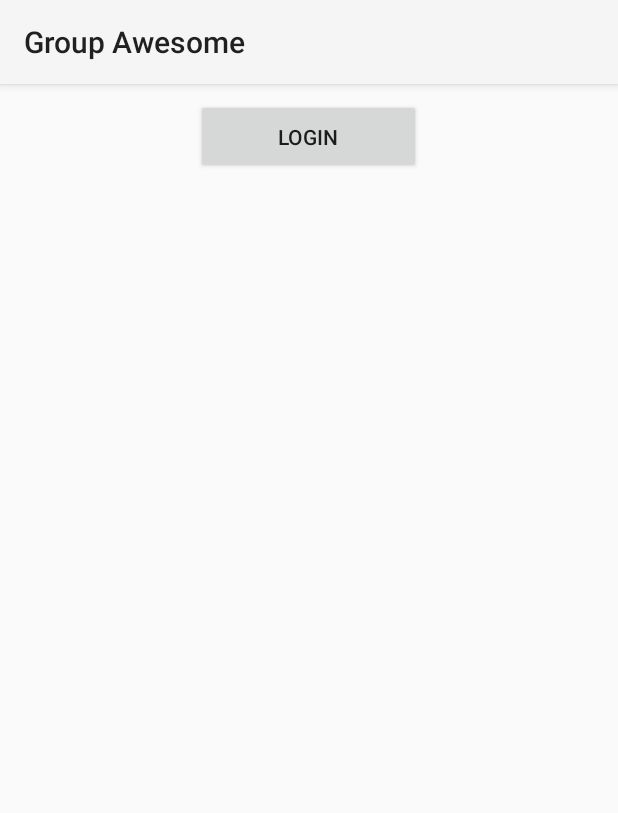
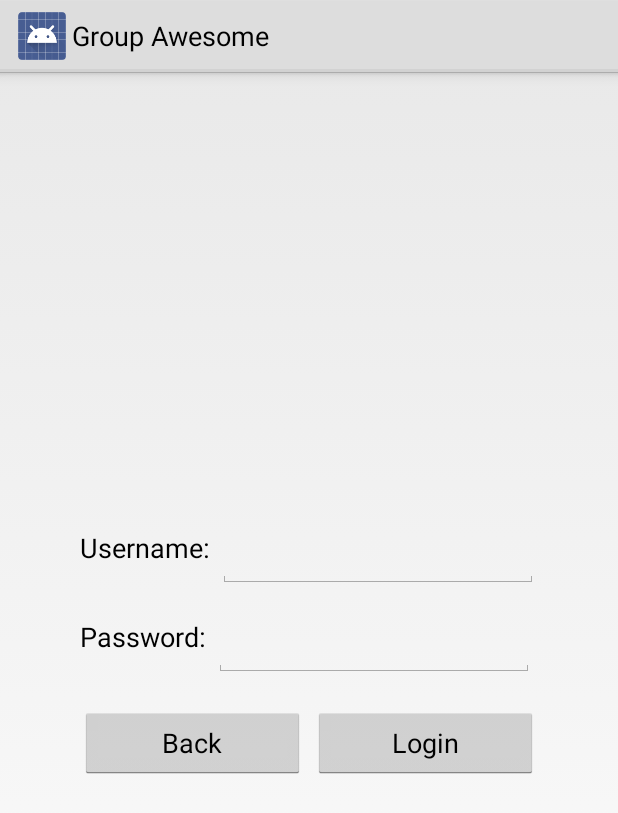
Before and after one commit to doctorgaby/SE-M-Project-2015, an Android app: the layout login_display.xml on its own in the app's theme, with its tools: preview values and no code run, on a phone screen of 412 x 824 dp. Shown: the top 813 px of the screen. Run offline under Robolectric (Android 15) with nearby library versions, the phone set to English and light mode, and no system bars.

Commit message:
Did a shell for the login and the register options in the program.

```diff
--- a/Application/app/build.gradle
+++ b/Application/app/build.gradle
@@ -2,11 +2,11 @@ apply plugin: 'com.android.application'
 
 android {
     compileSdkVersion 21
-    buildToolsVersion "21.1.2"
+    buildToolsVersion '19.1.0'
 
     defaultConfig {
         applicationId "group8.com.application"
-        minSdkVersion 21
+        minSdkVersion 18
         targetSdkVersion 21
         versionCode 1
         versionName "1.0"
--- a/Application/app/src/main/AndroidManifest.xml
+++ b/Application/app/src/main/AndroidManifest.xml
@@ -1,6 +1,6 @@
 <?xml version="1.0" encoding="utf-8"?>
 <manifest xmlns:android="http://schemas.android.com/apk/res/android"
-    package="group8.com.application" >
+    package="group8.com.application">
 
     <uses-permission android:name="android.permission.INTERNET" />
 
@@ -8,34 +8,33 @@
         android:allowBackup="true"
         android:icon="@drawable/ic_launcher"
         android:label="@string/app_name"
-        android:theme="@style/AppTheme" >
+        android:theme="@style/AppTheme">
         <activity
             android:name=".UI.MainView"
-            android:label="@string/app_name" >
-        </activity>
+            android:label="@string/app_name"></activity>
 
         <activity
             android:name=".UI.ResultsView"
-            android:label="@string/points_grapher">
-        </activity>
+            android:label="@string/points_grapher"></activity>
 
         <activity
             android:name=".UI.Graphs.SpeedGraph"
-            android:label="Speed Graph">
-        </activity>
+            android:label="Speed Graph"></activity>
 
         <activity
-        android:name=".UI.Graphs.FuelConsumptionGraph"
-        android:label="Fuel Consumption">
-        </activity>
+            android:name=".UI.Graphs.FuelConsumptionGraph"
+            android:label="Fuel Consumption"></activity>
 
         <activity
             android:name=".UI.Graphs.DriverDistractionGraph"
-            android:label="Driver Distraction">
-        </activity>
+            android:label="Driver Distraction"></activity>
 
         <activity
-            android:name=".UI.LoginView"
+            android:name=".UI.Login.LoginView"
+            android:label="Welcome"></activity>
+
+        <activity
+            android:name=".UI.Login.IntroView"
             android:label="Welcome">
             <intent-filter>
                 <action android:name="android.intent.action.MAIN" />
@@ -44,6 +43,10 @@
             </intent-filter>
         </activity>
 
+        <activity
+            android:name=".UI.Login.RegisterView"
+            android:label="Welcome"></activity>
+
     </application>
 
 </manifest>
--- a/Application/app/src/main/java/group8/com/application/Application/DBHandler.java
+++ b/Application/app/src/main/java/group8/com/application/Application/DBHandler.java
@@ -5,15 +5,14 @@ import java.sql.DriverManager;
 import java.sql.PreparedStatement;
 import java.sql.ResultSet;
 import java.sql.SQLException;
-import java.sql.Statement;
 
 
 public abstract class DBHandler {
     //The important information about the database to make the connection.
     private final static String JDBC_DRIVER = "com.mysql.jdbc.Driver";
-    private final static String DB_USERNAME = "sql457184";
-    private final static String DB_URL = "jdbc:mysql://sql4.freesqldatabase.com/" + DB_USERNAME;
-    private final static String DB_PASSWORD = "kV1%xI3*";
+    private final static String DB_USERNAME = "sql370476";
+    private final static String DB_URL = "jdbc:mysql://sql3.freesqldatabase.com/" + DB_USERNAME;
+    private final static String DB_PASSWORD = "sX8*nC3%";
     //The connection is used to do querys, updates and connections to the DB.
     private static Connection connection = null;
 
--- /dev/null
+++ b/Application/app/src/main/java/group8/com/application/UI/Login/LoginView.java
@@ -0,0 +1,40 @@
+package group8.com.application.UI.Login;
+
+import android.app.Activity;
+import android.content.Intent;
+import android.os.Bundle;
+import android.view.View;
+import android.widget.Button;
+import android.widget.EditText;
+
+import group8.com.application.R;
+
+public class LoginView extends Activity {
+    Button loginBtn;
+    Button backBtn;
+    EditText username;
+    EditText password;
+
+    @Override
+    protected void onCreate(Bundle savedInstanceState) {
+        super.onCreate(savedInstanceState);
+        setContentView(R.layout.login_display);
+        loginBtn = (Button) findViewById(R.id.loginViewLoginButton);
+        backBtn = (Button) findViewById(R.id.loginViewBackButton);
+        username = (EditText) findViewById(R.id.loginViewusernameTxt);
+        password = (EditText) findViewById(R.id.loginViewPasswordTxt);
+        loginBtn.setOnClickListener(new View.OnClickListener() {
+            @Override
+            public void onClick(View v) {
+                //DoLogin
+            }
+        });
+        backBtn.setOnClickListener(new View.OnClickListener() {
+            @Override
+            public void onClick(View v) {
+                Intent intent = new Intent(v.getContext(), IntroView.class);
+                startActivityForResult(intent, 0);
+            }
+        });
+    }
+}
--- a/Application/app/src/main/java/group8/com/application/UI/LoginView.java
+++ /dev/null
@@ -1,34 +0,0 @@
-package group8.com.application.UI;
-
-import android.app.Activity;
-import android.content.Intent;
-import android.os.Bundle;
-import android.view.View;
-import android.widget.Button;
-
-import group8.com.application.R;
-
-/**
- * Created by enriquecordero on 27/03/15.
- */
-public class LoginView extends Activity {
-    Button loginBtn;
-
-    @Override
-    protected void onCreate(Bundle savedInstanceState) {
-        super.onCreate(savedInstanceState);
-        setContentView(R.layout.login_display);
-
-        loginBtn = (Button) findViewById(R.id.loginDisplay_loginButton);
-
-
-        loginBtn.setOnClickListener (new View.OnClickListener() {
-            @Override
-            public void onClick(View v) {
-                Intent intent = new Intent(v.getContext(), MainView.class);
-                startActivityForResult(intent, 0);
-            }
-        });
-
-    }
-}
--- a/Application/app/src/main/res/layout/login_display.xml
+++ b/Application/app/src/main/res/layout/login_display.xml
@@ -1,16 +1,84 @@
 <?xml version="1.0" encoding="utf-8"?>
-<LinearLayout xmlns:android="http://schemas.android.com/apk/res/android"
-    android:orientation="vertical" android:layout_width="match_parent"
-    android:layout_height="match_parent"
-    android:id="@+id/linearLayoutLogin">
+<RelativeLayout xmlns:android="http://schemas.android.com/apk/res/android"
+    android:layout_width="match_parent"
+    android:layout_height="match_parent">
 
+    <LinearLayout
+        android:layout_width="wrap_content"
+        android:layout_height="wrap_content"
+        android:orientation="vertical"
+        android:layout_centerInParent="true"
+        android:id="@+id/linearLayout">
 
-    <Button
-        android:layout_width="150dp"
-        android:layout_height="50dp"
-        android:id="@+id/loginDisplay_loginButton"
-        android:layout_gravity="center_horizontal"
-        android:text="Login"
-        android:layout_marginTop="10dp"/>
+        <RelativeLayout
+            android:layout_width="wrap_content"
+            android:layout_height="wrap_content"
+            android:orientation="vertical"
+            android:gravity="center"
+            android:id="@+id/RL_LoginDisplay">
 
-</LinearLayout>
+            <TextView
+                android:layout_width="wrap_content"
+                android:layout_height="wrap_content"
+                android:textAppearance="?android:attr/textAppearanceMedium"
+                android:text="Username:"
+                android:id="@+id/loginViewUsernameLbl" />
+
+            <EditText
+                android:layout_width="wrap_content"
+                android:layout_height="wrap_content"
+                android:inputType="textEmailAddress"
+                android:ems="10"
+                android:id="@+id/loginViewusernameTxt"
+                android:layout_toRightOf="@+id/loginViewUsernameLbl"
+                android:layout_marginLeft="5dp"
+                android:layout_weight="1" />
+        </RelativeLayout>
+
+        <RelativeLayout
+            android:layout_width="wrap_content"
+            android:layout_height="wrap_content"
+            android:layout_marginTop="20dp">
+
+            <TextView
+                android:layout_width="wrap_content"
+                android:layout_height="wrap_content"
+                android:textAppearance="?android:attr/textAppearanceMedium"
+                android:text="Password:"
+                android:id="@+id/loginViewPasswordLbl"
+                android:layout_gravity="center_vertical" />
+
+            <EditText
+                android:layout_width="wrap_content"
+                android:layout_height="wrap_content"
+                android:inputType="numberPassword"
+                android:ems="10"
+                android:id="@+id/loginViewPasswordTxt"
+                android:layout_gravity="center_vertical"
+                android:layout_toRightOf="@+id/loginViewPasswordLbl"
+                android:layout_marginLeft="5dp"
+                android:layout_weight="1" />
+        </RelativeLayout>
+
+        <RelativeLayout
+            android:layout_width="wrap_content"
+            android:layout_height="wrap_content"
+            android:layout_gravity="center_horizontal"
+            android:layout_marginTop="20dp">
+
+            <Button
+                android:layout_width="150dp"
+                android:layout_height="wrap_content"
+                android:text="Back"
+                android:id="@+id/loginViewBackButton" />
+
+            <Button
+                android:layout_width="150dp"
+                android:layout_height="wrap_content"
+                android:text="Login"
+                android:id="@+id/loginViewLoginButton"
+                android:layout_toRightOf="@+id/loginViewBackButton"
+                android:layout_marginLeft="5dp" />
+        </RelativeLayout>
+    </LinearLayout>
+</RelativeLayout>
--- a/Application/app/src/main/res/values-v21/styles.xml
+++ b/Application/app/src/main/res/values-v21/styles.xml
@@ -1,5 +1,5 @@
 <?xml version="1.0" encoding="utf-8"?>
 <resources>
-    <style name="AppTheme" parent="android:Theme.Material.Light">
-    </style>
+
+    <style name="AppTheme" parent="android:Theme.Holo.Light"></style>
 </resources>
```
Also changed, not shown: 1 other file.
